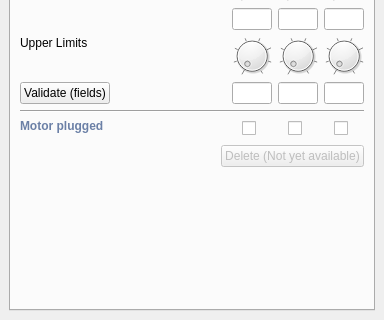
First picture: the form in src/genelab/core/ui/widgets/entities/bonepropertiescontroller.ui, repository GeneCraft/GeneCraft-Project, before the edit; both pictures show x 0 to 384 and y 304 to 624 of the 384 by 624 pixel window.
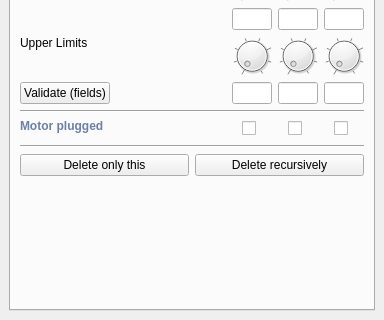
Second picture: the form after the edit. Icons and pictures are not drawn.

Commit message:
+ delete (recurcivement et unitaire) depuis le bonectrl
* boutons de la toolbar des modes sont enfoncable pour voir dans quel mode on est

* Par défaut la lumière n'est plus en directional mais en point

Diff of the .ui file:
```diff
--- a/src/genelab/core/ui/widgets/entities/bonepropertiescontroller.ui
+++ b/src/genelab/core/ui/widgets/entities/bonepropertiescontroller.ui
@@ -38,7 +38,7 @@
        </rect>
       </property>
       <layout class="QGridLayout" name="gridLayout_8">
-       <item row="0" column="1">
+       <item row="0" column="0">
         <widget class="QTabWidget" name="tabWidget">
          <property name="enabled">
           <bool>true</bool>
@@ -143,7 +143,7 @@
              </property>
             </widget>
            </item>
-           <item row="4" column="0" colspan="4">
+           <item row="5" column="0" colspan="4">
             <widget class="QWidget" name="widget" native="true">
              <layout class="QGridLayout" name="gridLayout">
               <property name="margin">
@@ -887,6 +887,13 @@
                 </property>
                </widget>
               </item>
+              <item row="12" column="1" colspan="5">
+               <widget class="Line" name="line_4">
+                <property name="orientation">
+                 <enum>Qt::Horizontal</enum>
+                </property>
+               </widget>
+              </item>
              </layout>
             </widget>
            </item>
@@ -904,7 +911,7 @@
              </property>
             </widget>
            </item>
-           <item row="8" column="0">
+           <item row="9" column="0">
             <spacer name="verticalSpacer">
              <property name="orientation">
               <enum>Qt::Vertical</enum>
@@ -917,29 +924,40 @@
              </property>
             </spacer>
            </item>
-           <item row="7" column="0" colspan="4">
+           <item row="6" column="0" colspan="4">
             <layout class="QHBoxLayout" name="horizontalLayout">
              <item>
-              <spacer name="horizontalSpacer_2">
-               <property name="orientation">
-                <enum>Qt::Horizontal</enum>
+              <widget class="QPushButton" name="pbDeleteOnlyThisBone">
+               <property name="toolTip">
+                <string>Delete this bone and attach all children to the parent fixation</string>
                </property>
-               <property name="sizeHint" stdset="0">
-                <size>
-                 <width>40</width>
-                 <height>20</height>
-                </size>
+               <property name="text">
+                <string>Delete only this</string>
                </property>
-              </spacer>
+               <property name="icon">
+                <iconset resource="../../../ressources/ressources.qrc">
+                 <normaloff>:/img/icons/bone_delete</normaloff>:/img/icons/bone_delete</iconset>
+               </property>
+              </widget>
              </item>
              <item>
               <widget class="QPushButton" name="pbDeleteBone">
                <property name="enabled">
+                <bool>true</bool>
+               </property>
+               <property name="toolTip">
+                <string>Delete this bone and all these children</string>
+               </property>
+               <property name="text">
+                <string>Delete recursively</string>
+               </property>
+               <property name="icon">
+                <iconset resource="../../../ressources/ressources.qrc">
+                 <normaloff>:/img/icons/bone_delete</normaloff>:/img/icons/bone_delete</iconset>
+               </property>
+               <property name="checked">
                 <bool>false</bool>
                </property>
-               <property name="text">
-                <string>Delete (Not yet available)</string>
-               </property>
               </widget>
              </item>
             </layout>
```
Left out of the diff: 18 changed lines with no effect on the pictures. The commit also changes 14 other files.
